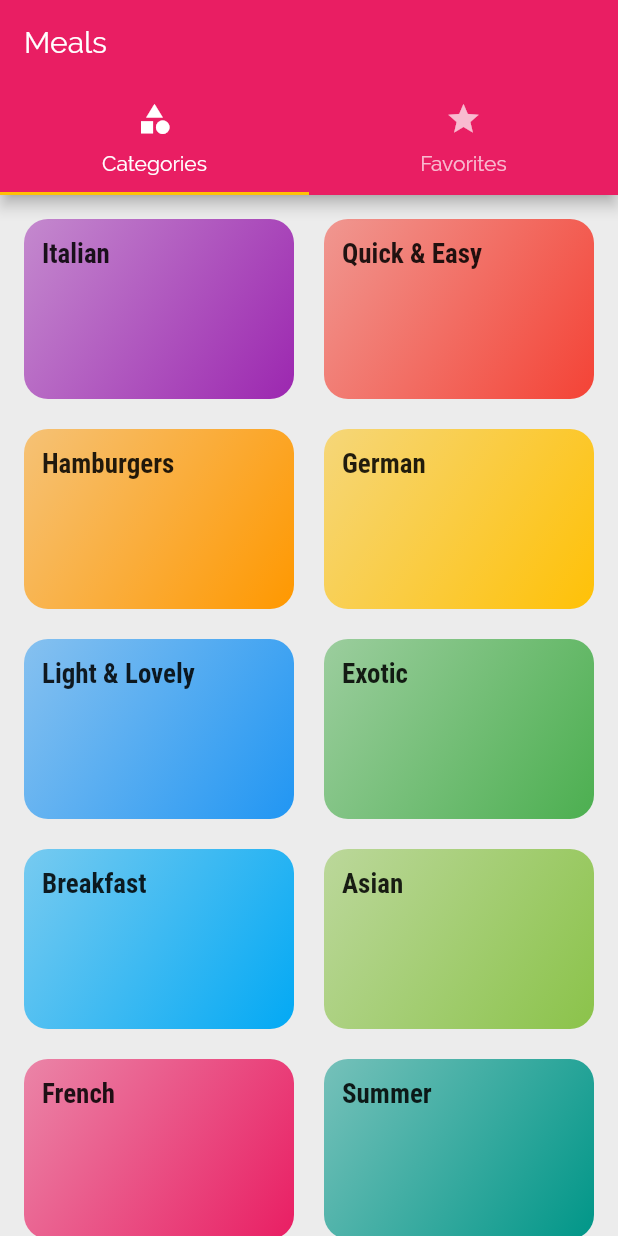
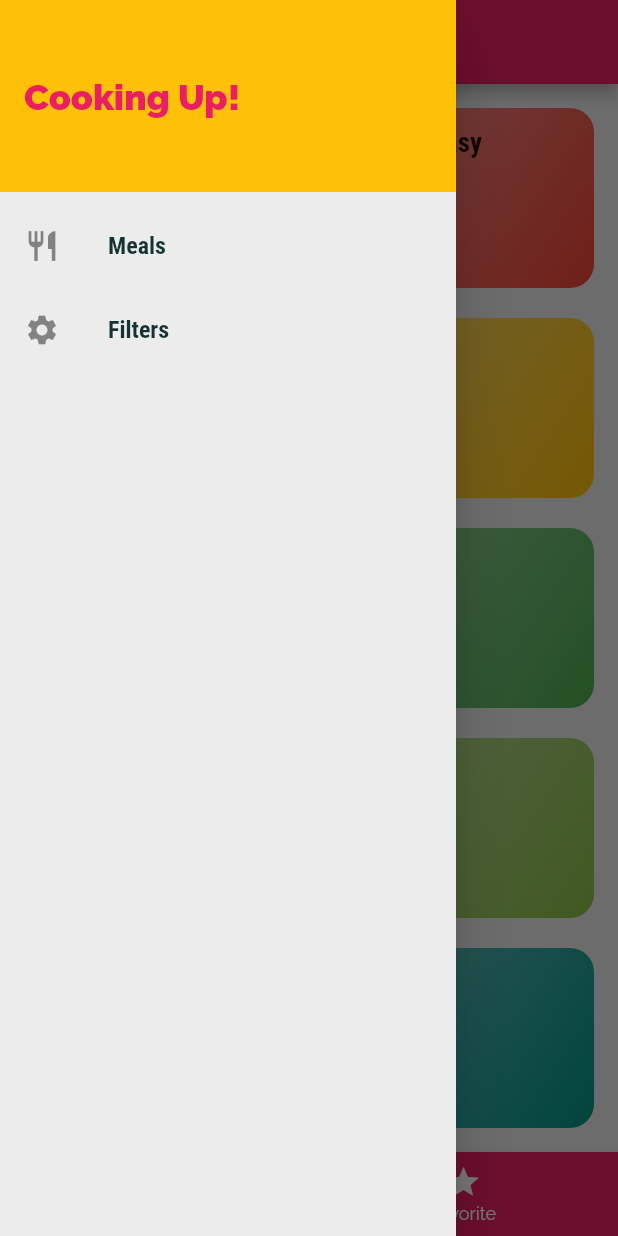
Before and after one commit to imvkrm/meal_app_flutter, a Flutter app: the screen it shows after launch, with the side drawer open (before the commit the screen has no drawer), on a phone screen of 412 x 824 dp. Run offline on Flutter 3.47's test engine with Material 2 defaults, Android fonts, the light colour scheme and no system bars.

Commit message:
push, pop and rplace screen

```diff
--- a/lib/main.dart
+++ b/lib/main.dart
@@ -1,9 +1,10 @@
 import 'package:flutter/material.dart';
+
+import './screens/filters_screen.dart';
 import './screens/tabs_screen.dart';
-
-import '../screens/meal_detail_screen.dart';
-import '../screens/category_meals_screen.dart';
-import '../screens/category_screen.dart';
+import './screens/meal_detail_screen.dart';
+import './screens/category_meals_screen.dart';
+import './screens/category_screen.dart';
 
 void main() => runApp(MyApp());
 
@@ -30,6 +31,7 @@ class MyApp extends StatelessWidget {
         '/': (ctx) => TabsScreen(),
         CategoryMealsScreen.routeName: (ctx) => CategoryMealsScreen(),
         MealDetailScreen.routeName: (ctx) => MealDetailScreen(),
+        FiltersScreen.routeName:(ctx)=>FiltersScreen(),
       },
 
       onGenerateRoute: (settings) {
--- /dev/null
+++ b/lib/screens/filters_screen.dart
@@ -0,0 +1,15 @@
+import 'package:flutter/material.dart';
+import 'package:meal_app_flutter/widgets/main_drawer.dart';
+
+class FiltersScreen extends StatelessWidget {
+  static const String routeName = '/filters-screen';
+  @override
+  Widget build(BuildContext context) {
+    return Scaffold(
+      appBar: AppBar(
+        title: Text('Filters'),
+      ),
+      drawer: Drawer(child: MainDrawer(),),
+    );
+  }
+}
--- a/lib/screens/tabs_screen.dart
+++ b/lib/screens/tabs_screen.dart
@@ -1,4 +1,5 @@
 import 'package:flutter/material.dart';
+import '../widgets/main_drawer.dart';
 import './category_screen.dart';
 import './favorites_screen.dart';
 
@@ -8,31 +9,72 @@ class TabsScreen extends StatefulWidget {
 }
 
 class _TabsScreenState extends State<TabsScreen> {
+ final List<Map<String,Object>> _pages = [
+   { 'page': CategoryScreen(),'title':'Categories'},
+   {'page': FavoritesScreen(),'title':'Favorites'}
+  ];
+
+  var _selectedPageIndex = 0;
+
+  void _selectPage(int index) {
+    print(index);
+    setState(() {
+      _selectedPageIndex = index;
+    });
+  }
+
   @override
   Widget build(BuildContext context) {
-    return DefaultTabController(
-      length: 2,
-      child: Scaffold(
-        appBar: AppBar(
-          title: Text('Meals'),
-          bottom: TabBar(
-            tabs: [
-              Tab(
-                icon: Icon(Icons.category),
-                text: 'Categories',
-              ),
-              Tab(
-                icon: Icon(Icons.star),
-                text: 'Favorites',
-              ),
-            ],
+    return Scaffold(
+      appBar: AppBar(
+        title: Text(_pages[_selectedPageIndex]['title'] as String),
+      ),
+      drawer: Drawer(child: MainDrawer(),),
+    body: _pages[_selectedPageIndex]['page'] as Widget,
+      bottomNavigationBar: BottomNavigationBar(
+        onTap: _selectPage,
+        backgroundColor: Theme.of(context).primaryColor,
+        unselectedItemColor: Colors.white,
+        selectedItemColor: Theme.of(context).accentColor,
+        currentIndex: _selectedPageIndex,
+       // type: BottomNavigationBarType.shifting,
+        items: [
+          BottomNavigationBarItem(
+             backgroundColor: Theme.of(context).primaryColor,
+            icon: Icon(Icons.category),
+            label: 'Categories',
           ),
-        ),
-        body: TabBarView(children: [
-          CategoryScreen(),
-          FavoritesScreen(),
-        ]),
+          BottomNavigationBarItem(
+             backgroundColor: Theme.of(context).primaryColor,
+            icon: Icon(Icons.star),
+            label: 'Favorite',
+          ),
+        ],
       ),
     );
   }
 }
+// DefaultTabController(
+//   length: 2,
+//   child: Scaffold(
+//     appBar: AppBar(
+//       title: Text('Meals'),
+//       bottom: TabBar(
+//         tabs: [
+//           Tab(
+//             icon: Icon(Icons.category),
+//             text: 'Categories',
+//           ),
+//           Tab(
+//             icon: Icon(Icons.star),
+//             text: 'Favorites',
+//           ),
+//         ],
+//       ),
+//     ),
+//     body: TabBarView(children: [
+//       CategoryScreen(),
+//       FavoritesScreen(),
+//     ]),
+//   ),
+// );
--- /dev/null
+++ b/lib/widgets/main_drawer.dart
@@ -0,0 +1,58 @@
+import 'package:flutter/material.dart';
+import '../screens/filters_screen.dart';
+
+class MainDrawer extends StatelessWidget {
+  Widget buildListTiles(String title, IconData icon, Function tabSelected) {
+    return ListTile(
+      leading: Icon(icon),
+      title: Text(
+        title,
+        style: TextStyle(
+            fontFamily: 'RobotoCondensed',
+            fontSize: 16,
+            fontWeight: FontWeight.bold),
+      ),
+      onTap: () => tabSelected(),
+    );
+  }
+
+  @override
+  Widget build(BuildContext context) {
+    return Column(
+      children: [
+        Container(
+          height: 128,
+          width: double.infinity,
+          color: Theme.of(context).accentColor,
+          padding: EdgeInsets.all(16),
+          alignment: Alignment.centerLeft,
+          child: Text(
+            'Cooking Up!',
+            style: TextStyle(
+              fontWeight: FontWeight.w900,
+              fontSize: 24,
+              color: Theme.of(context).primaryColor,
+            ),
+          ),
+        ),
+        const SizedBox(
+          height: 8,
+        ),
+        buildListTiles(
+          'Meals',
+          Icons.restaurant,
+          () {
+            Navigator.of(context).pushReplacementNamed('/');
+          },
+        ),
+        buildListTiles(
+          'Filters',
+          Icons.settings,
+          () {
+            Navigator.of(context).pushReplacementNamed(FiltersScreen.routeName);
+          },
+        ),
+      ],
+    );
+  }
+}
```
Also changed, not shown: lib/screens/category_meals_screen.dart (+48 -23 lines), lib/screens/meal_detail_screen.dart (+8 -2 lines), lib/widgets/meal_item.dart (+10 -2 lines).
